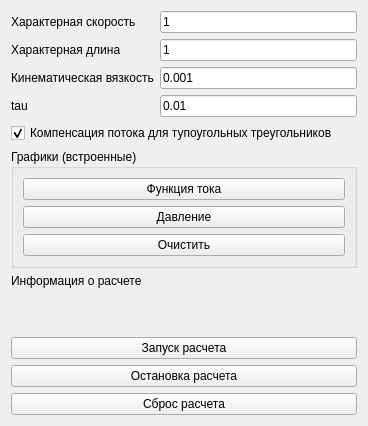
Above: source/q3main/q3calculuseditor.ui from messteno/Q3Solver before the change. Below: the same form after it.
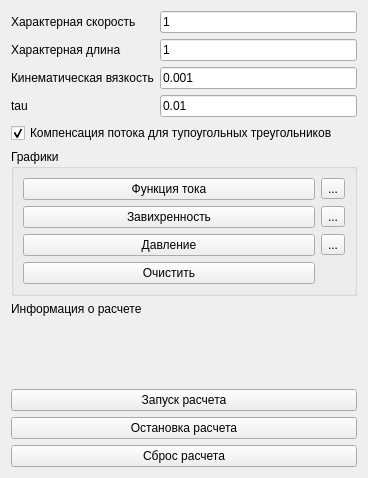
That is the form after the change.

Commit message: Add external plot, add saving, temporary disable nn interpolation

What changed in the file:
```diff
--- a/source/q3main/q3calculuseditor.ui
+++ b/source/q3main/q3calculuseditor.ui
@@ -7,7 +7,7 @@
     <x>0</x>
     <y>0</y>
     <width>368</width>
-    <height>426</height>
+    <height>478</height>
    </rect>
   </property>
   <property name="windowTitle">
@@ -87,30 +87,58 @@
    <item>
     <widget class="QGroupBox" name="internalGraphicsGroup">
      <property name="title">
-      <string>Графики (встроенные)</string>
+      <string>Графики</string>
      </property>
-     <layout class="QVBoxLayout" name="verticalLayout_2">
-      <item>
+     <layout class="QGridLayout" name="gridLayout">
+      <item row="0" column="0">
        <widget class="QPushButton" name="internalStreamPlotButton">
         <property name="text">
          <string>Функция тока</string>
         </property>
        </widget>
       </item>
-      <item>
+      <item row="2" column="0">
        <widget class="QPushButton" name="internalPreassurePlotButton">
         <property name="text">
          <string>Давление</string>
         </property>
        </widget>
       </item>
-      <item>
+      <item row="3" column="0">
        <widget class="QPushButton" name="internalClearPlotButton">
         <property name="text">
          <string>Очистить</string>
         </property>
        </widget>
       </item>
+      <item row="0" column="1">
+       <widget class="QToolButton" name="externalStreamPlotButton">
+        <property name="text">
+         <string>...</string>
+        </property>
+       </widget>
+      </item>
+      <item row="2" column="1">
+       <widget class="QToolButton" name="toolButton_2">
+        <property name="text">
+         <string>...</string>
+        </property>
+       </widget>
+      </item>
+      <item row="1" column="0">
+       <widget class="QPushButton" name="internalVorticityPlotButton">
+        <property name="text">
+         <string>Завихренность</string>
+        </property>
+       </widget>
+      </item>
+      <item row="1" column="1">
+       <widget class="QToolButton" name="externalVorticityPlotButton">
+        <property name="text">
+         <string>...</string>
+        </property>
+       </widget>
+      </item>
      </layout>
     </widget>
    </item>
```
The commit also changes 36 other files.
